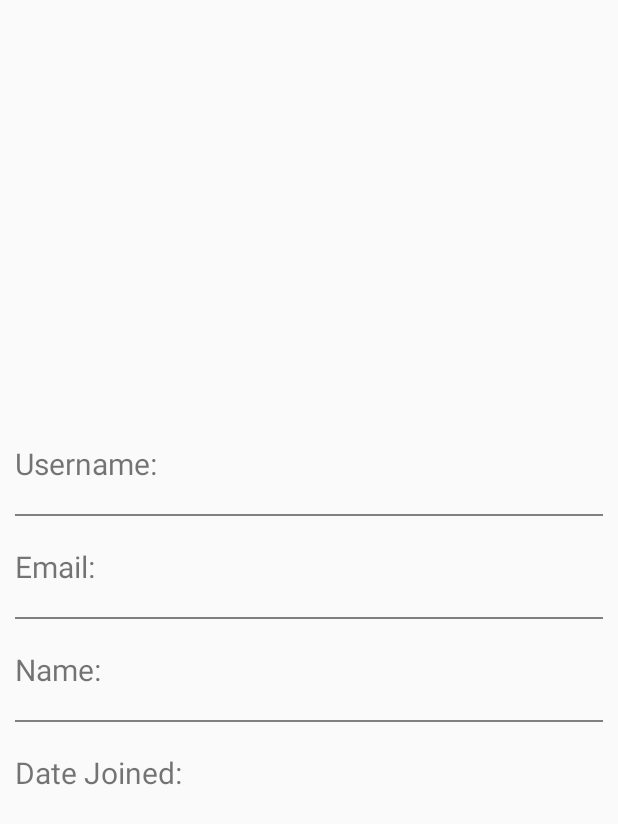
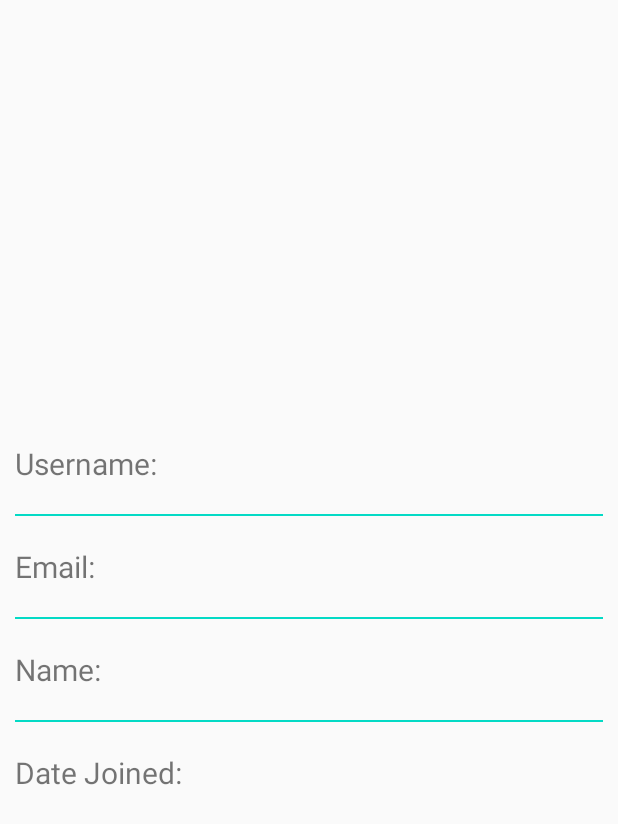
Before and after one commit to slowpokesheep/tournamentmanager, an Android app: the layout fragment_profile.xml on its own in the app's theme, with its tools: preview values and no code run, on a phone screen of 412 x 824 dp. Shown: the top 824 px of the screen. Run offline under Robolectric (Android 15) with nearby library versions, the phone set to English and light mode, and no system bars.

Commit message:
fixing error after merge, color for profilefragment now defined in color.xml

```diff
--- a/app/src/main/res/layout/fragment_profile.xml
+++ b/app/src/main/res/layout/fragment_profile.xml
@@ -32,7 +32,7 @@
     <View
         android:layout_width="fill_parent"
         android:layout_height="1dp"
-        android:background="@android:color/tab_indicator_text"
+        android:background="@color/tab_indicator_text"
         android:layout_marginHorizontal="10dp"/>
 
     <LinearLayout
@@ -59,7 +59,7 @@
     <View
         android:layout_width="fill_parent"
         android:layout_height="1dp"
-        android:background="@android:color/tab_indicator_text"
+        android:background="@color/tab_indicator_text"
         android:layout_marginHorizontal="10dp"/>
 
     <LinearLayout
@@ -86,7 +86,7 @@
     <View
         android:layout_width="fill_parent"
         android:layout_height="1dp"
-        android:background="@android:color/tab_indicator_text"
+        android:background="@color/tab_indicator_text"
         android:layout_marginHorizontal="10dp"/>
 
     <LinearLayout
--- a/app/src/main/res/values/colors.xml
+++ b/app/src/main/res/values/colors.xml
@@ -3,4 +3,7 @@
     <color name="colorPrimary">#6200EE</color>
     <color name="colorPrimaryDark">#3700B3</color>
     <color name="colorAccent">#03DAC5</color>
+
+    <color name="tab_indicator_text">#03DAC5</color>
+
 </resources>
```
